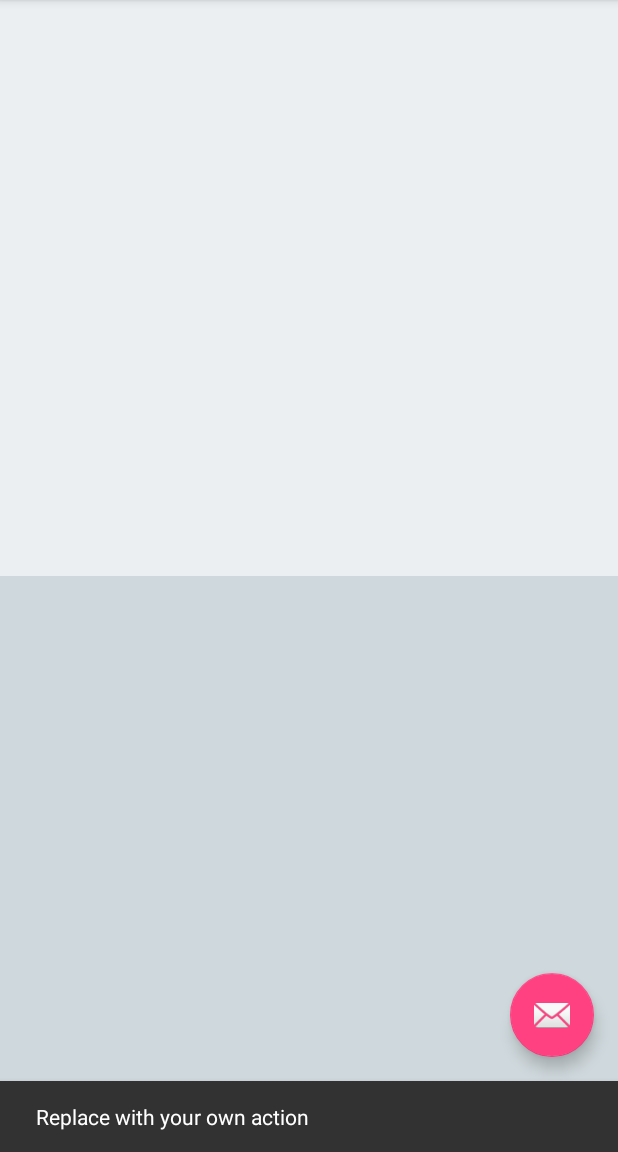
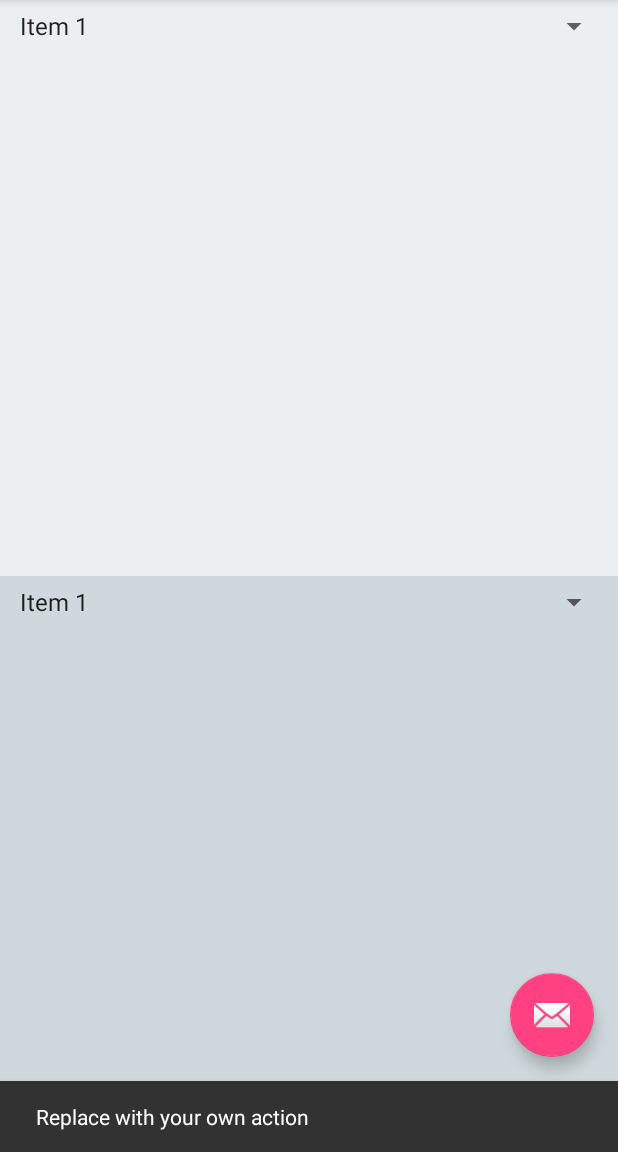
Before and after one commit to dominikkv/hQ-h17, an Android app: the screen it shows after launch (ActCompare), after a tap on an icon or button, on a phone screen of 412 x 824 dp, the part 84-1236 px from its top. Run offline under Robolectric (Android 15) with nearby library versions, the phone set to English and light mode, and no system bars.

Commit message:
Spinners for upper and lower half and sample filling code

```diff
--- a/Qonverter/app/src/main/java/eu/highq/qonverter/ActCompare.java
+++ b/Qonverter/app/src/main/java/eu/highq/qonverter/ActCompare.java
@@ -5,9 +5,13 @@ import android.support.design.widget.FloatingActionButton;
 import android.support.design.widget.Snackbar;
 import android.support.v7.app.AppCompatActivity;
 import android.support.v7.widget.Toolbar;
-import android.view.View;
 import android.view.Menu;
 import android.view.MenuItem;
+import android.view.View;
+import android.widget.ArrayAdapter;
+import android.widget.Spinner;
+import java.util.List;
+import java.util.ArrayList;
 
 public class ActCompare extends AppCompatActivity {
 
@@ -26,6 +30,21 @@ public class ActCompare extends AppCompatActivity {
                         .setAction("Action", null).show();
             }
         });
+
+        //Fill spinner items
+        List<String> spinnerArray =  new ArrayList<>();
+        spinnerArray.add("Item 1");
+        spinnerArray.add("Item 2");
+
+        ArrayAdapter<String> adapter = new ArrayAdapter<>(this, android.R.layout.simple_spinner_item, spinnerArray);
+
+        adapter.setDropDownViewResource(android.R.layout.simple_spinner_dropdown_item);
+        Spinner UpperItems = (Spinner) findViewById(R.id.spinnerUpperSelectItem);
+        UpperItems.setAdapter(adapter);
+
+        adapter.setDropDownViewResource(android.R.layout.simple_spinner_dropdown_item);
+        Spinner LowerItems = (Spinner) findViewById(R.id.spinnerLowerSelectItem);
+        LowerItems.setAdapter(adapter);
     }
 
     @Override
--- a/Qonverter/app/src/main/res/layout/content_act_compare.xml
+++ b/Qonverter/app/src/main/res/layout/content_act_compare.xml
@@ -9,21 +9,46 @@
     tools:showIn="@layout/activity_act_compare">
 
     <LinearLayout
+        android:id="@+id/rootLayout"
         android:orientation="vertical"
         android:layout_height="fill_parent"
-        android:layout_width="fill_parent" >
+        android:layout_width="fill_parent">
 
         <LinearLayout
+            android:id="@+id/upperLayout"
+            android:orientation="horizontal"
             android:layout_weight="1"
             android:layout_height="fill_parent"
             android:layout_width="fill_parent"
-            android:background="@color/colorMainUpper"/>
+            android:padding="5dp"
+            android:background="@color/colorMainUpper" >
+
+            <Spinner
+                android:id="@+id/spinnerUpperSelectItem"
+                android:layout_width="fill_parent"
+                android:layout_height="wrap_content" >
+
+            </Spinner>
+
+        </LinearLayout>
 
         <LinearLayout
+            android:id="@+id/lowerLayout"
+            android:orientation="horizontal"
             android:layout_weight="1"
             android:layout_height="fill_parent"
             android:layout_width="fill_parent"
-            android:background="@color/colorMainLower"/>
+            android:padding="5dp"
+            android:background="@color/colorMainLower" >
+
+            <Spinner
+                android:id="@+id/spinnerLowerSelectItem"
+                android:layout_width="fill_parent"
+                android:layout_height="wrap_content" >
+
+            </Spinner>
+
+        </LinearLayout>
 
     </LinearLayout>
 
```
